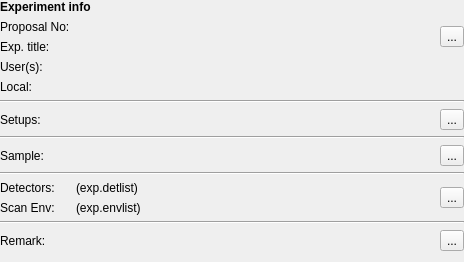
mlz-ictrl/nicos, file lib/nicos/clients/gui/panels/expinfo.ui: the form before one commit.
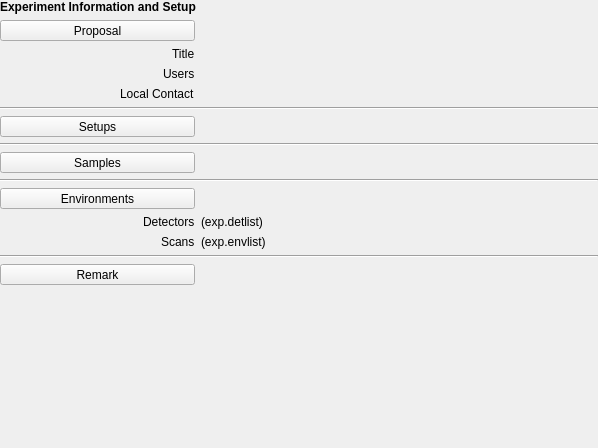
The form after the commit. Icons and pictures are not drawn. Custom widgets are drawn as their Qt base class.

Commit message: Modified the layout of the experimental info panel

What changed in the file:
```diff
--- a/lib/nicos/clients/gui/panels/expinfo.ui
+++ b/lib/nicos/clients/gui/panels/expinfo.ui
@@ -6,8 +6,8 @@
    <rect>
     <x>0</x>
     <y>0</y>
-    <width>464</width>
-    <height>262</height>
+    <width>598</width>
+    <height>448</height>
    </rect>
   </property>
   <property name="windowTitle">
@@ -28,7 +28,7 @@
       </font>
      </property>
      <property name="text">
-      <string>Experiment info</string>
+      <string>Experiment Information and Setup</string>
      </property>
      <property name="alignment">
       <set>Qt::AlignLeading|Qt::AlignLeft|Qt::AlignVCenter</set>
@@ -37,14 +37,62 @@
    </item>
    <item>
     <layout class="QGridLayout" name="gridLayout">
-     <item row="12" column="1">
+     <item row="0" column="0">
+      <widget class="QToolButton" name="proposalBtn">
+       <property name="sizePolicy">
+        <sizepolicy hsizetype="Minimum" vsizetype="Fixed">
+         <horstretch>0</horstretch>
+         <verstretch>0</verstretch>
+        </sizepolicy>
+       </property>
+       <property name="toolTip">
+        <string>Edit Proposal Information</string>
+       </property>
+       <property name="text">
+        <string>Proposal</string>
+       </property>
+      </widget>
+     </item>
+     <item row="5" column="0">
+      <widget class="QToolButton" name="setupBtn">
+       <property name="sizePolicy">
+        <sizepolicy hsizetype="Minimum" vsizetype="Fixed">
+         <horstretch>0</horstretch>
+         <verstretch>0</verstretch>
+        </sizepolicy>
+       </property>
+       <property name="toolTip">
+        <string>Edit Instrument Setups</string>
+       </property>
+       <property name="text">
+        <string>Setups</string>
+       </property>
+      </widget>
+     </item>
+     <item row="7" column="0">
+      <widget class="QToolButton" name="sampleBtn">
+       <property name="sizePolicy">
+        <sizepolicy hsizetype="Minimum" vsizetype="Fixed">
+         <horstretch>0</horstretch>
+         <verstretch>0</verstretch>
+        </sizepolicy>
+       </property>
+       <property name="toolTip">
+        <string>Edit Samples</string>
+       </property>
+       <property name="text">
+        <string>Samples</string>
+       </property>
+      </widget>
+     </item>
+     <item row="13" column="1">
       <widget class="ValueLabel" name="valueLabel_5">
        <property name="key" stdset="0">
         <string>exp.remark</string>
        </property>
       </widget>
      </item>
-     <item row="2" column="0">
+     <item row="2" column="0" alignment="Qt::AlignRight">
       <widget class="QLabel" name="label_4">
        <property name="sizePolicy">
         <sizepolicy hsizetype="Fixed" vsizetype="Preferred">
@@ -53,50 +101,11 @@
         </sizepolicy>
        </property>
        <property name="text">
-        <string>User(s):</string>
+        <string>Users</string>
        </property>
       </widget>
      </item>
-     <item row="0" column="0">
-      <widget class="QLabel" name="label">
-       <property name="sizePolicy">
-        <sizepolicy hsizetype="Fixed" vsizetype="Preferred">
-         <horstretch>0</horstretch>
-         <verstretch>0</verstretch>
-        </sizepolicy>
-       </property>
-       <property name="text">
-        <string>Proposal No:</string>
-       </property>
-      </widget>
-     </item>
-     <item row="1" column="0">
-      <widget class="QLabel" name="label_2">
-       <property name="sizePolicy">
-        <sizepolicy hsizetype="Fixed" vsizetype="Preferred">
-         <horstretch>0</horstretch>
-         <verstretch>0</verstretch>
-        </sizepolicy>
-       </property>
-       <property name="text">
-        <string>Exp. title:</string>
-       </property>
-      </widget>
-     </item>
-     <item row="7" column="0">
-      <widget class="QLabel" name="label_6">
-       <property name="sizePolicy">
-        <sizepolicy hsizetype="Fixed" vsizetype="Preferred">
-         <horstretch>0</horstretch>
-         <verstretch>0</verstretch>
-        </sizepolicy>
-       </property>
-       <property name="text">
-        <string>Sample:</string>
-       </property>
-      </widget>
-     </item>
-     <item row="3" column="0">
+     <item row="3" column="0" alignment="Qt::AlignRight">
       <widget class="QLabel" name="label_5">
        <property name="sizePolicy">
         <sizepolicy hsizetype="Fixed" vsizetype="Preferred">
@@ -105,7 +114,7 @@
         </sizepolicy>
        </property>
        <property name="text">
-        <string>Local:</string>
+        <string>Local Contact</string>
        </property>
       </widget>
      </item>
@@ -151,10 +160,10 @@
        </property>
       </widget>
      </item>
-     <item row="9" column="0">
+     <item row="10" column="0" alignment="Qt::AlignRight">
       <widget class="QLabel" name="label_3">
        <property name="text">
-        <string>Detectors:</string>
+        <string>Detectors</string>
        </property>
       </widget>
      </item>
@@ -165,17 +174,10 @@
        </property>
       </widget>
      </item>
-     <item row="10" column="0">
+     <item row="11" column="0" alignment="Qt::AlignRight">
       <widget class="QLabel" name="label_8">
        <property name="text">
-        <string>Scan Env:</string>
-       </property>
-      </widget>
-     </item>
-     <item row="5" column="0">
-      <widget class="QLabel" name="label_9">
-       <property name="text">
-        <string>Setups:</string>
+        <string>Scans</string>
        </property>
       </widget>
      </item>
@@ -189,7 +191,7 @@
        </property>
       </widget>
      </item>
-     <item row="9" column="1">
+     <item row="10" column="1">
       <widget class="ValueLabel" name="detLabel">
        <property name="text">
         <string>(exp.detlist)</string>
@@ -199,7 +201,7 @@
        </property>
       </widget>
      </item>
-     <item row="10" column="1">
+     <item row="11" column="1">
       <widget class="ValueLabel" name="envLabel">
        <property name="text">
         <string>(exp.envlist)</string>
@@ -209,88 +211,62 @@
        </property>
       </widget>
      </item>
-     <item row="12" column="0">
-      <widget class="QLabel" name="label_7">
-       <property name="sizePolicy">
-        <sizepolicy hsizetype="Fixed" vsizetype="Preferred">
-         <horstretch>0</horstretch>
-         <verstretch>0</verstretch>
-        </sizepolicy>
-       </property>
-       <property name="text">
-        <string>Remark:</string>
-       </property>
-      </widget>
-     </item>
-     <item row="11" column="0" colspan="3">
+     <item row="12" column="0" colspan="3">
       <widget class="Line" name="line_4">
        <property name="orientation">
         <enum>Qt::Horizontal</enum>
        </property>
       </widget>
      </item>
-     <item row="0" column="2" rowspan="2">
-      <widget class="QToolButton" name="proposalBtn">
+     <item row="1" column="0" alignment="Qt::AlignRight">
+      <widget class="QLabel" name="label_2">
        <property name="sizePolicy">
-        <sizepolicy hsizetype="Fixed" vsizetype="Fixed">
+        <sizepolicy hsizetype="Fixed" vsizetype="Preferred">
          <horstretch>0</horstretch>
          <verstretch>0</verstretch>
         </sizepolicy>
        </property>
-       <property name="text">
-        <string>...</string>
+       <property name="layoutDirection">
+        <enum>Qt::LeftToRight</enum>
        </property>
-      </widget>
-     </item>
-     <item row="5" column="2">
-      <widget class="QToolButton" name="setupBtn">
-       <property name="sizePolicy">
-        <sizepolicy hsizetype="Fixed" vsizetype="Fixed">
-         <horstretch>0</horstretch>
-         <verstretch>0</verstretch>
-        </sizepolicy>
-       </property>
        <property name="text">
-        <string>...</string>
+        <string>Title</string>
        </property>
+       <property name="alignment">
+        <set>Qt::AlignLeading|Qt::AlignLeft|Qt::AlignVCenter</set>
+       </property>
       </widget>
      </item>
-     <item row="7" column="2">
-      <widget class="QToolButton" name="sampleBtn">
-       <property name="sizePolicy">
-        <sizepolicy hsizetype="Fixed" vsizetype="Fixed">
-         <horstretch>0</horstretch>
-         <verstretch>0</verstretch>
-        </sizepolicy>
+     <item row="1" column="1">
+      <widget class="ValueLabel" name="valueLabel_2">
+       <property name="key" stdset="0">
+        <string>exp.title</string>
        </property>
-       <property name="text">
-        <string>...</string>
-       </property>
       </widget>
      </item>
-     <item row="9" column="2" rowspan="2">
+     <item row="9" column="0">
       <widget class="QToolButton" name="detenvBtn">
        <property name="sizePolicy">
-        <sizepolicy hsizetype="Fixed" vsizetype="Fixed">
+        <sizepolicy hsizetype="Minimum" vsizetype="Fixed">
          <horstretch>0</horstretch>
          <verstretch>0</verstretch>
         </sizepolicy>
        </property>
        <property name="text">
-        <string>...</string>
+        <string>Environments</string>
        </property>
       </widget>
      </item>
-     <item row="12" column="2">
+     <item row="13" column="0">
       <widget class="QToolButton" name="remarkBtn">
        <property name="sizePolicy">
-        <sizepolicy hsizetype="Fixed" vsizetype="Fixed">
+        <sizepolicy hsizetype="Minimum" vsizetype="Fixed">
          <horstretch>0</horstretch>
          <verstretch>0</verstretch>
         </sizepolicy>
        </property>
        <property name="text">
-        <string>...</string>
+        <string>Remark</string>
        </property>
       </widget>
      </item>
```
Left out of the diff: 13 changed lines with no effect on the pictures. The commit also changes 3 other files.
